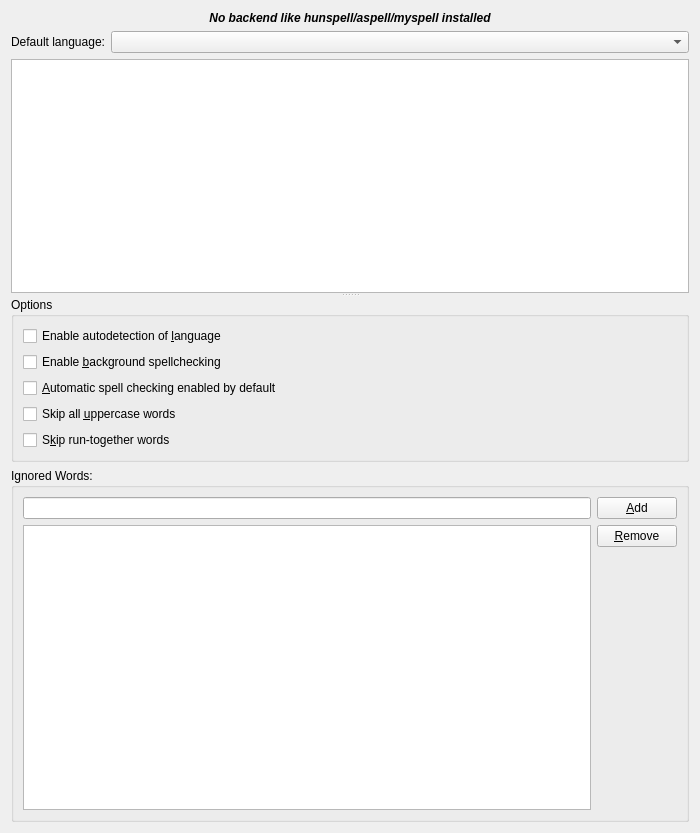
Before: the Qt Designer form src/ui/configui.ui in KDE/sonnet, drawn with Qt 5.
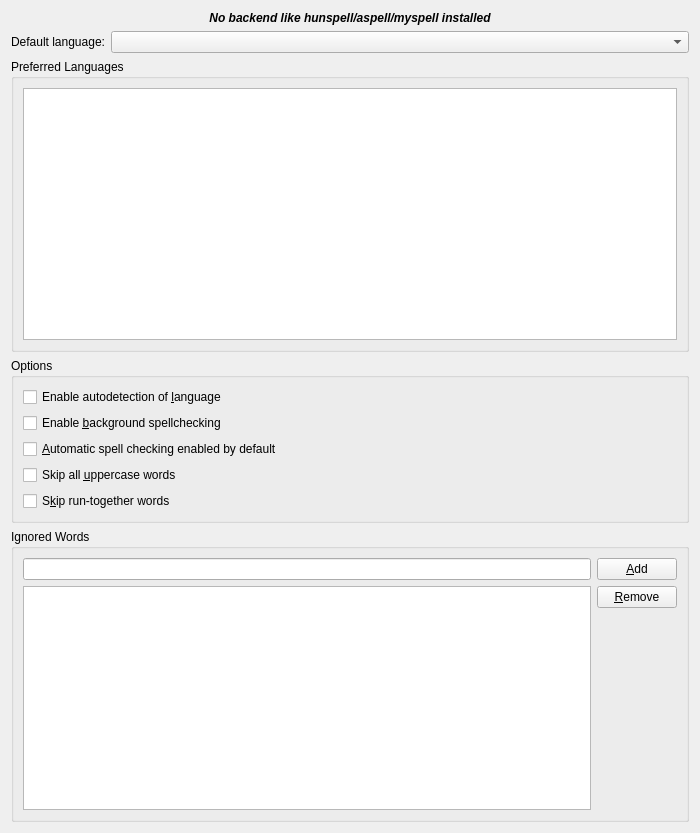
After: the same form once the commit is applied. Icons and pictures are not drawn. Custom widgets are drawn as their Qt base class.

Commit message: Improve spell check config design

The edit to the form file:
```diff
--- a/src/ui/configui.ui
+++ b/src/ui/configui.ui
@@ -51,25 +51,32 @@
     </widget>
    </item>
    <item row="2" column="0" colspan="2">
-    <widget class="QSplitter" name="splitter">
-     <property name="orientation">
-      <enum>Qt::Vertical</enum>
+    <widget class="QGroupBox" name="groupBox1">
+     <property name="title">
+      <string>Preferred Languages</string>
      </property>
-     <property name="childrenCollapsible">
+     <property name="flat">
       <bool>true</bool>
      </property>
+     <layout class="QVBoxLayout">
+      <item row="0">
      <widget class="QListWidget" name="languageList">
       <property name="toolTip">
        <string>Choose your preferred languages</string>
       </property>
      </widget>
-     <widget class="QWidget" name="layoutWidget">
-      <layout class="QVBoxLayout" name="verticalLayout_2">
-       <item>
+      </item>
+     </layout>
+    </widget>
+   </item>
+   <item row="3" column="0" colspan="2">
         <widget class="QGroupBox" name="groupBox1">
          <property name="title">
           <string>Options</string>
          </property>
+     <property name="flat">
+      <bool>true</bool>
+     </property>
          <layout class="QGridLayout">
           <item row="2" column="0">
            <widget class="QCheckBox" name="kcfg_autodetectLanguage">
@@ -109,10 +116,13 @@
          </layout>
         </widget>
        </item>
-       <item>
+   <item row="4" column="0" colspan="2">
         <widget class="QGroupBox" name="groupBox">
          <property name="title">
-          <string>Ignored Words:</string>
+      <string>Ignored Words</string>
+     </property>
+     <property name="flat">
+      <bool>true</bool>
          </property>
          <layout class="QVBoxLayout" name="verticalLayout">
           <item>
@@ -163,10 +173,6 @@
            </layout>
           </item>
          </layout>
-        </widget>
-       </item>
-      </layout>
-     </widget>
     </widget>
    </item>
   </layout>
```
Lines whose indentation alone changed are shown as unchanged. The commit also changes 2 other files.
